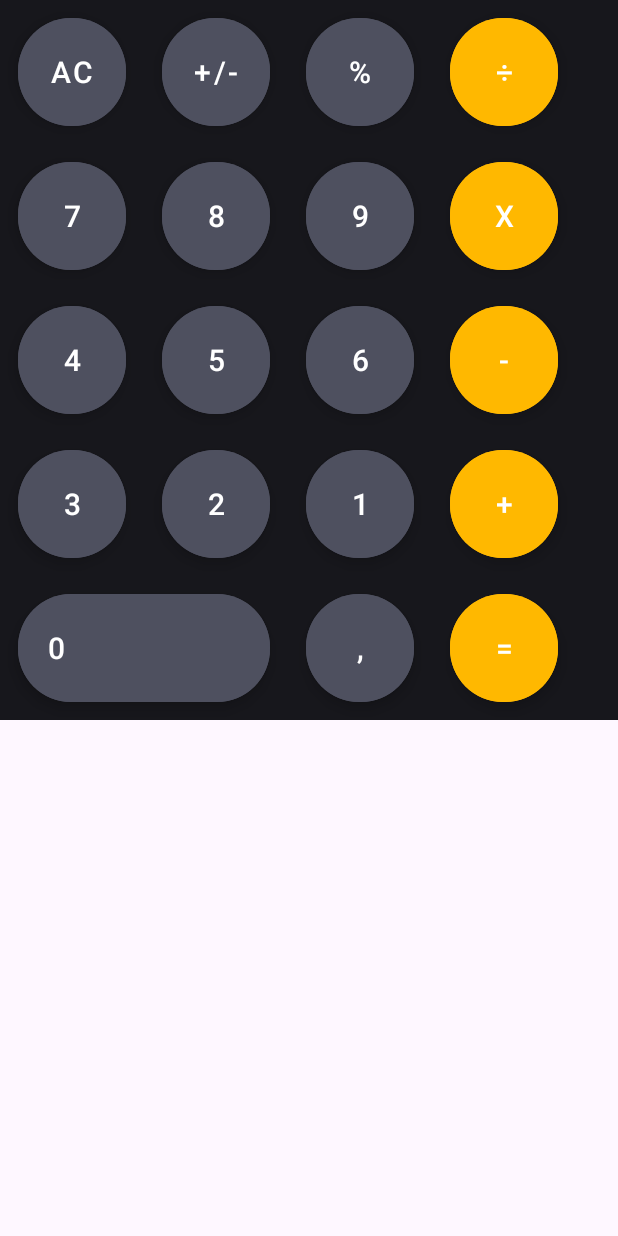
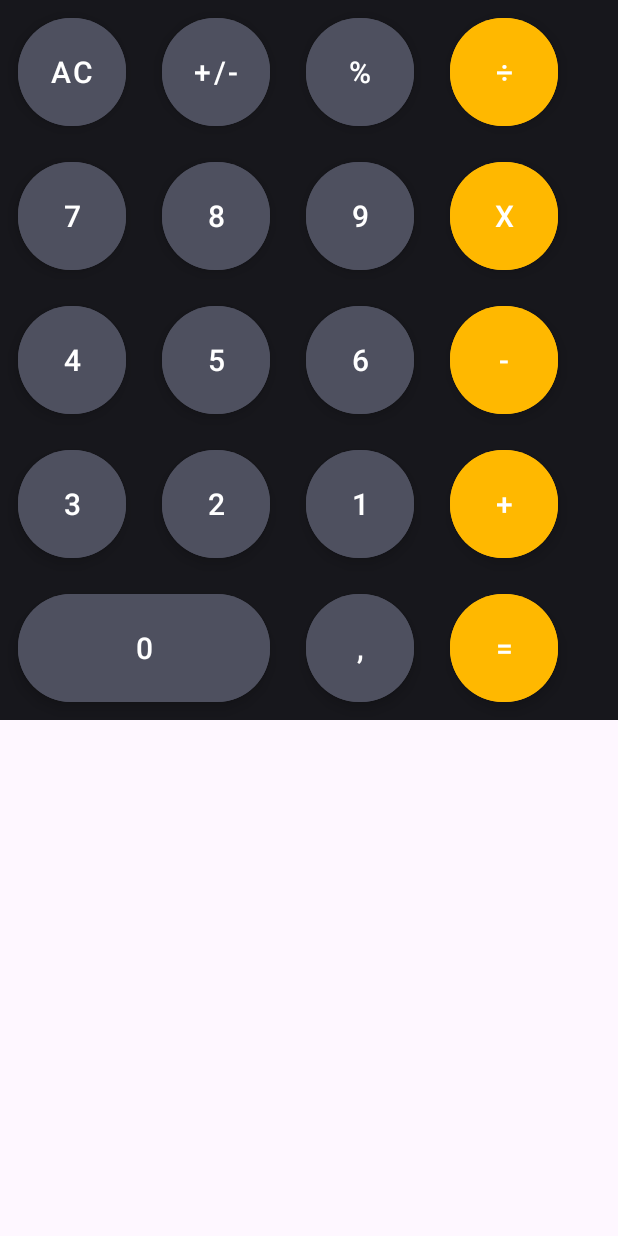
Before and after one commit to ezequielIB/MagikCalculatorApp, an Android app: the screen it shows after launch (MainActivity), on a phone screen of 412 x 824 dp. Run offline under Robolectric (Android 15) with nearby library versions, the light colour scheme and no system bars.

Commit message:
Centro boton 0

```diff
--- a/app/src/main/res/layout/activity_main.xml
+++ b/app/src/main/res/layout/activity_main.xml
@@ -256,7 +256,7 @@
                 android:layout_weight="0"
                 android:backgroundTint="#4E505F"
                 android:text="0"
-                android:textAlignment="viewStart"
+                android:textAlignment="center"
                 android:textColor="@color/white"
                 android:textSize="20dp"
                 app:cornerRadius="35dp" />
```
